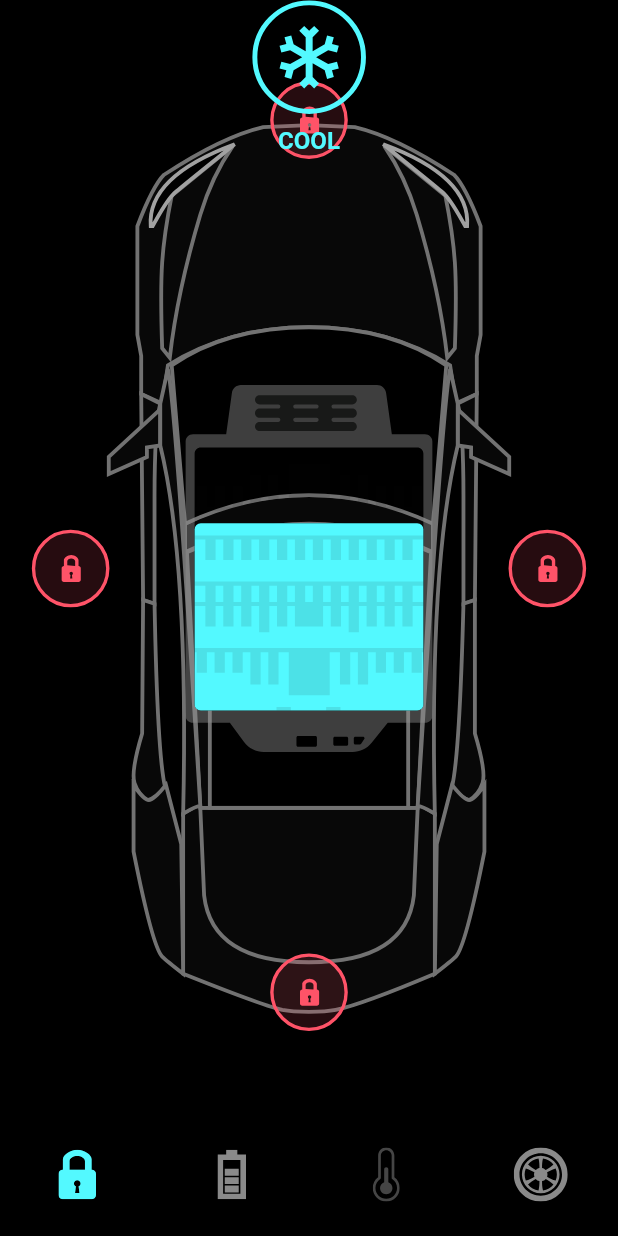
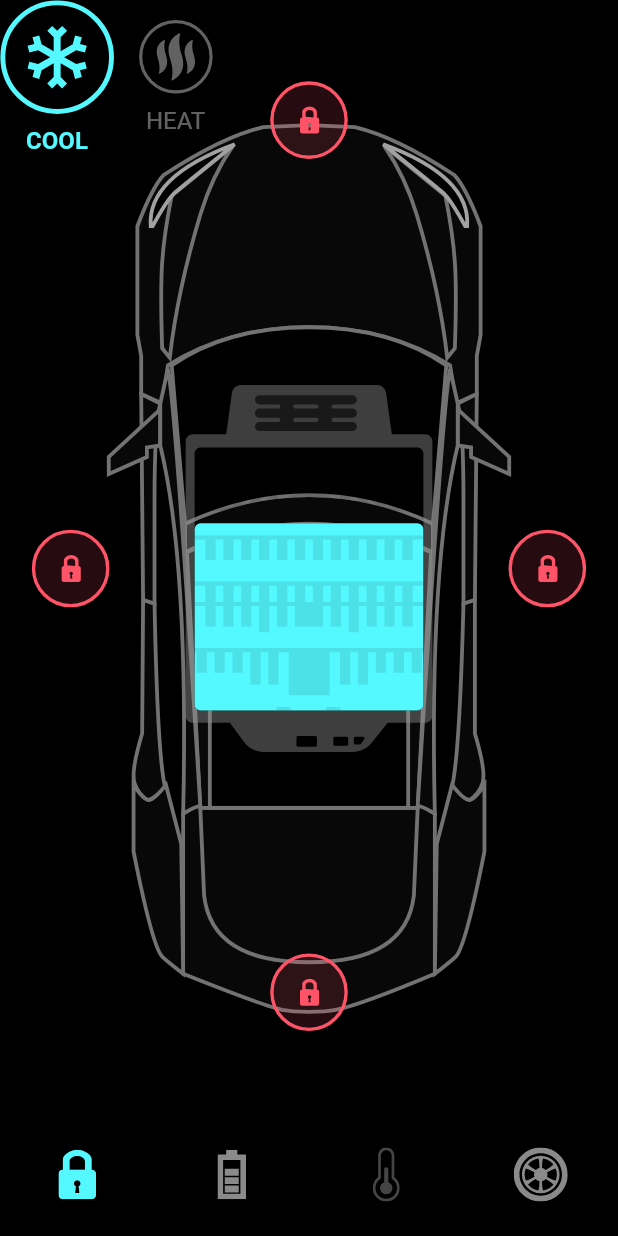
Before and after one commit to mamorucom/flutter_practice_animated_tesla_car, a Flutter app: the screen it shows after launch, on a phone screen of 412 x 824 dp. Run offline on Flutter 3.47's test engine with Material 2 defaults, Android fonts, the light colour scheme and no system bars; our stand-ins replace flutter_svg.

Commit message:
13:40 heatアイコン実装

```diff
--- a/lib/screens/components/temp_btn.dart
+++ b/lib/screens/components/temp_btn.dart
@@ -9,11 +9,13 @@ class TempBtn extends StatelessWidget {
     required this.title,
     this.isActive = false,
     required this.press,
+    this.activeColor = primaryColor,
   }) : super(key: key);
 
   final String svgSrc, title;
   final bool isActive;
   final VoidCallback press;
+  final Color activeColor;
 
   @override
   Widget build(BuildContext context) {
@@ -28,7 +30,7 @@ class TempBtn extends StatelessWidget {
             width: isActive ? 76 : 50,
             child: SvgPicture.asset(
               svgSrc,
-              color: isActive ? primaryColor : Colors.white38,
+              color: isActive ? activeColor : Colors.white38,
             ),
           ),
           const SizedBox(
@@ -38,16 +40,11 @@ class TempBtn extends StatelessWidget {
             duration: Duration(milliseconds: 200),
             style: TextStyle(
               fontSize: 16,
-              color: isActive ? primaryColor : Colors.white38,
+              color: isActive ? activeColor : Colors.white38,
               fontWeight: isActive ? FontWeight.bold : FontWeight.normal,
             ),
             child: Text(
               title.toUpperCase(),
-              style: TextStyle(
-                fontSize: 16,
-                color: isActive ? primaryColor : Colors.white38,
-                fontWeight: isActive ? FontWeight.bold : FontWeight.normal,
-              ),
             ),
           ),
         ],
--- a/lib/screens/home_screen.dart
+++ b/lib/screens/home_screen.dart
@@ -240,11 +240,29 @@ class _HomeScreenState extends State<HomeScreen> with TickerProviderStateMixin {
                     ),
                   ),
                   // Temp
-                  TempBtn(
-                    isActive: _controller.isCoolSelected,
-                    svgSrc: 'assets/icons/coolShape.svg',
-                    title: 'Cool',
-                    press: _controller.updateCoolSelectedTab,
+                  Column(
+                    children: [
+                      Row(
+                        children: [
+                          TempBtn(
+                            isActive: _controller.isCoolSelected,
+                            svgSrc: 'assets/icons/coolShape.svg',
+                            title: 'Cool',
+                            press: _controller.updateCoolSelectedTab,
+                          ),
+                          const SizedBox(
+                            width: defaultPadding,
+                          ),
+                          TempBtn(
+                            isActive: !_controller.isCoolSelected,
+                            svgSrc: 'assets/icons/heatShape.svg',
+                            title: 'Heat',
+                            activeColor: redColor,
+                            press: _controller.updateCoolSelectedTab,
+                          ),
+                        ],
+                      ),
+                    ],
                   ),
                 ],
               );
```
